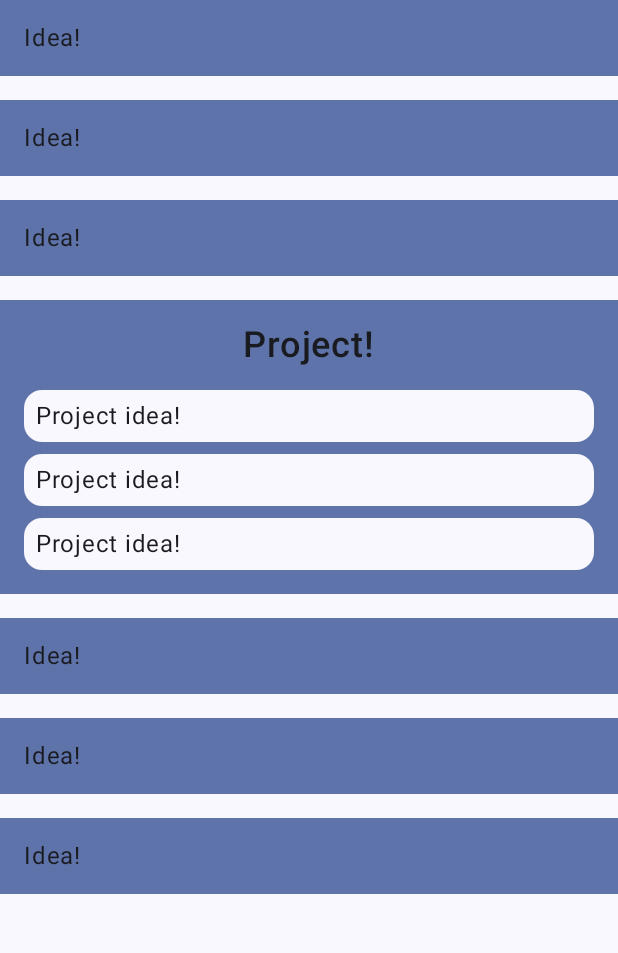
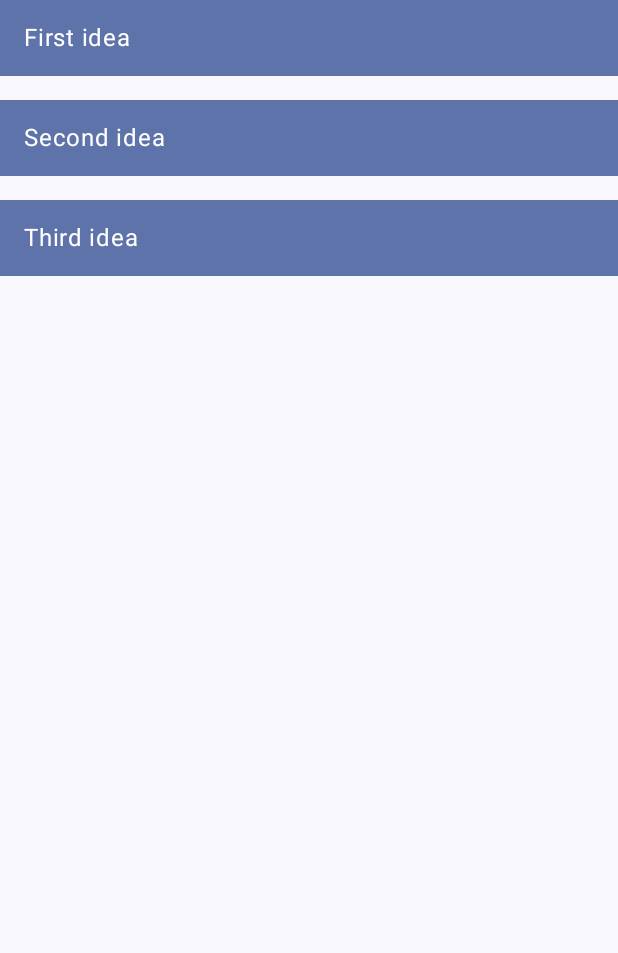
Before and after one commit to yaroslav-belozerov/glowws, an Android app built with Jetpack Compose: the screen it shows after launch (MainActivity), on a phone screen of 412 x 824 dp, the part 134-1087 px from its top. Run offline under Robolectric (Android 15) with nearby library versions, the phone set to English and light mode, and no system bars; our stand-ins replace Room's generated code.

Commit message:
main screen & db
+room dependencies and basic impl  +main screen compose previews  +ksp  ~kotlin & compose versions

```diff
--- a/app/src/main/java/com/yaabelozerov/glowws/MainActivity.kt
+++ b/app/src/main/java/com/yaabelozerov/glowws/MainActivity.kt
@@ -1,6 +1,7 @@
 package com.yaabelozerov.glowws
 
 import android.os.Bundle
+import android.util.Log
 import androidx.activity.ComponentActivity
 import androidx.activity.compose.setContent
 import androidx.activity.enableEdgeToEdge
@@ -9,19 +10,40 @@ import androidx.compose.foundation.layout.padding
 import androidx.compose.material3.Scaffold
 import androidx.compose.material3.Text
 import androidx.compose.runtime.Composable
+import androidx.compose.runtime.collectAsState
 import androidx.compose.ui.Modifier
 import androidx.compose.ui.tooling.preview.Preview
+import androidx.room.Room
+import androidx.room.RoomDatabase
+import com.yaabelozerov.glowws.data.local.room.IdeaDatabase
+import com.yaabelozerov.glowws.data.local.room.IdeaEntity
 import com.yaabelozerov.glowws.ui.screen.MainScreen
 import com.yaabelozerov.glowws.ui.theme.GlowwsTheme
+import kotlinx.coroutines.runBlocking
 
 class MainActivity : ComponentActivity() {
     override fun onCreate(savedInstanceState: Bundle?) {
         super.onCreate(savedInstanceState)
         enableEdgeToEdge()
+
+        val db = Room.databaseBuilder(
+            applicationContext, IdeaDatabase::class.java, "idea.db"
+        ).build()
+        val dao = db.ideaDao()
+
+        runBlocking {
+            dao.insert(IdeaEntity(0, "First idea"))
+            dao.insert(IdeaEntity(0, "Second idea"))
+            dao.insert(IdeaEntity(0, "Third idea"))
+        }
+
         setContent {
             GlowwsTheme {
                 Scaffold(modifier = Modifier.fillMaxSize()) { innerPadding ->
-                    MainScreen(modifier = Modifier.padding(innerPadding))
+                    MainScreen(modifier = Modifier.padding(innerPadding),
+                        ideas = dao.getAll().collectAsState(
+                            initial = emptyList()
+                        ).value.also { Log.i("MainActivity", "ideas: $it") })
                 }
             }
         }
--- /dev/null
+++ b/app/src/main/java/com/yaabelozerov/glowws/data/local/room/IdeaDao.kt
@@ -0,0 +1,15 @@
+package com.yaabelozerov.glowws.data.local.room
+
+import androidx.room.Dao
+import androidx.room.Insert
+import androidx.room.Query
+import kotlinx.coroutines.flow.Flow
+
+@Dao
+interface IdeaDao {
+    @Query("SELECT * from ideaentity")
+    fun getAll(): Flow<List<IdeaEntity>>
+
+    @Insert
+    suspend fun insert(ideaEntity: IdeaEntity)
+}
--- /dev/null
+++ b/app/src/main/java/com/yaabelozerov/glowws/data/local/room/IdeaDatabase.kt
@@ -0,0 +1,9 @@
+package com.yaabelozerov.glowws.data.local.room
+
+import androidx.room.Database
+import androidx.room.RoomDatabase
+
+@Database(entities = [IdeaEntity::class], version = 1, exportSchema = false)
+abstract class IdeaDatabase : RoomDatabase() {
+    abstract fun ideaDao(): IdeaDao
+}
--- /dev/null
+++ b/app/src/main/java/com/yaabelozerov/glowws/data/local/room/IdeaEntity.kt
@@ -0,0 +1,10 @@
+package com.yaabelozerov.glowws.data.local.room
+
+import androidx.room.Entity
+import androidx.room.PrimaryKey
+
+@Entity
+data class IdeaEntity(
+    @PrimaryKey(autoGenerate = true) val id: Int,
+    val content: String
+)
--- a/app/src/main/java/com/yaabelozerov/glowws/ui/screen/MainScreen.kt
+++ b/app/src/main/java/com/yaabelozerov/glowws/ui/screen/MainScreen.kt
@@ -12,6 +12,7 @@ import androidx.compose.foundation.layout.fillMaxWidth
 import androidx.compose.foundation.layout.padding
 import androidx.compose.foundation.layout.size
 import androidx.compose.foundation.lazy.LazyColumn
+import androidx.compose.foundation.lazy.items
 import androidx.compose.material.icons.Icons
 import androidx.compose.material.icons.filled.Delete
 import androidx.compose.material.icons.filled.Settings
@@ -28,10 +29,11 @@ import androidx.compose.ui.text.font.FontWeight
 import androidx.compose.ui.tooling.preview.Preview
 import androidx.compose.ui.unit.dp
 import androidx.compose.ui.unit.sp
+import com.yaabelozerov.glowws.data.local.room.IdeaEntity
 import com.yaabelozerov.glowws.ui.theme.Typography
 
 @Composable
-fun MainScreen(modifier: Modifier) {
+fun MainScreen(modifier: Modifier, ideas: List<IdeaEntity> = emptyList()) {
     LazyColumn(
         modifier = Modifier
             .fillMaxSize()
@@ -71,31 +73,42 @@ fun MainScreen(modifier: Modifier) {
                     tint = MaterialTheme.colorScheme.primary.copy(alpha = 0.5f))
             }
         }
-        items(3) {
-            Idea()
-        }
-        item {
-            Project()
-        }
-        items(3) {
-            Idea()
+        items(ideas) {
+            Idea(previewText = it.content)
         }
     }
 }
 
 @Composable
-fun Idea() {
+fun Idea(previewText: String) {
     Column(
         modifier = Modifier
             .fillMaxWidth()
             .background(MaterialTheme.colorScheme.primaryContainer)
     ) {
-        Text(text = "Idea!", Modifier.padding(16.dp), style = Typography.bodyLarge)
+        Text(
+            text = previewText,
+            Modifier.padding(16.dp),
+            style = Typography.bodyLarge,
+            color = MaterialTheme.colorScheme.onPrimaryContainer
+        )
     }
 }
 
 @Composable
-fun Project() {
+fun NestedIdea(previewText: String) {
+    Card(
+        colors = CardDefaults.cardColors(containerColor = MaterialTheme.colorScheme.background),
+        modifier = Modifier.fillMaxWidth()
+    ) {
+        Text(
+            text = previewText, modifier = Modifier.padding(8.dp), style = Typography.bodyLarge
+        )
+    }
+}
+
+@Composable
+fun Project(name: String, ideaPreviews: List<String>) {
     Column(
         modifier = Modifier
             .fillMaxWidth()
@@ -105,20 +118,11 @@ fun Project() {
         verticalArrangement = Arrangement.spacedBy(16.dp)
     ) {
         Text(
-            text = "Project!", fontSize = 24.sp, fontWeight = FontWeight.SemiBold
+            text = name, fontSize = 24.sp, fontWeight = FontWeight.SemiBold
         )
         Column(verticalArrangement = Arrangement.spacedBy(8.dp)) {
-            (1..3).forEach {
-                Card(
-                    colors = CardDefaults.cardColors(containerColor = MaterialTheme.colorScheme.background),
-                    modifier = Modifier.fillMaxWidth()
-                ) {
-                    Text(
-                        text = "Project idea!",
-                        modifier = Modifier.padding(8.dp),
-                        style = Typography.bodyLarge
-                    )
-                }
+            ideaPreviews.forEach {
+                NestedIdea(previewText = it)
             }
         }
     }
@@ -127,5 +131,17 @@ fun Project() {
 @Preview
 @Composable
 fun MainScreenPreview() {
-    MainScreen(modifier = Modifier)
+    MainScreen(modifier = Modifier, ideas = (1..5).map { IdeaEntity(0, "Idea preview") })
 }
+
+@Preview
+@Composable
+fun IdeaPreview() {
+    Idea(previewText = "Idea preview")
+}
+
+@Preview
+@Composable
+fun ProjectPreview() {
+    Project("Project!", listOf("Project idea preview!"))
+}
--- a/build.gradle.kts
+++ b/build.gradle.kts
@@ -2,4 +2,5 @@
 plugins {
     alias(libs.plugins.android.application) apply false
     alias(libs.plugins.jetbrains.kotlin.android) apply false
+    id("com.google.devtools.ksp") version "1.9.22-1.0.17" apply false
 }
--- a/gradle/libs.versions.toml
+++ b/gradle/libs.versions.toml
@@ -1,6 +1,6 @@
 [versions]
 agp = "8.5.0"
-kotlin = "1.9.0"
+kotlin = "1.9.22"
 coreKtx = "1.13.1"
 junit = "4.13.2"
 junitVersion = "1.2.0"
@@ -8,9 +8,13 @@ espressoCore = "3.6.0"
 lifecycleRuntimeKtx = "2.8.2"
 activityCompose = "1.9.0"
 composeBom = "2024.04.01"
+roomRuntime = "2.6.1"
 
 [libraries]
 androidx-core-ktx = { group = "androidx.core", name = "core-ktx", version.ref = "coreKtx" }
+androidx-room-compiler = { module = "androidx.room:room-compiler", version.ref = "roomRuntime" }
+androidx-room-ktx = { module = "androidx.room:room-ktx", version.ref = "roomRuntime" }
+androidx-room-runtime = { module = "androidx.room:room-runtime", version.ref = "roomRuntime" }
 junit = { group = "junit", name = "junit", version.ref = "junit" }
 androidx-junit = { group = "androidx.test.ext", name = "junit", version.ref = "junitVersion" }
 androidx-espresso-core = { group = "androidx.test.espresso", name = "espresso-core", version.ref = "espressoCore" }
```
Also changed, not shown: app/build.gradle.kts (+7 -3 lines).
